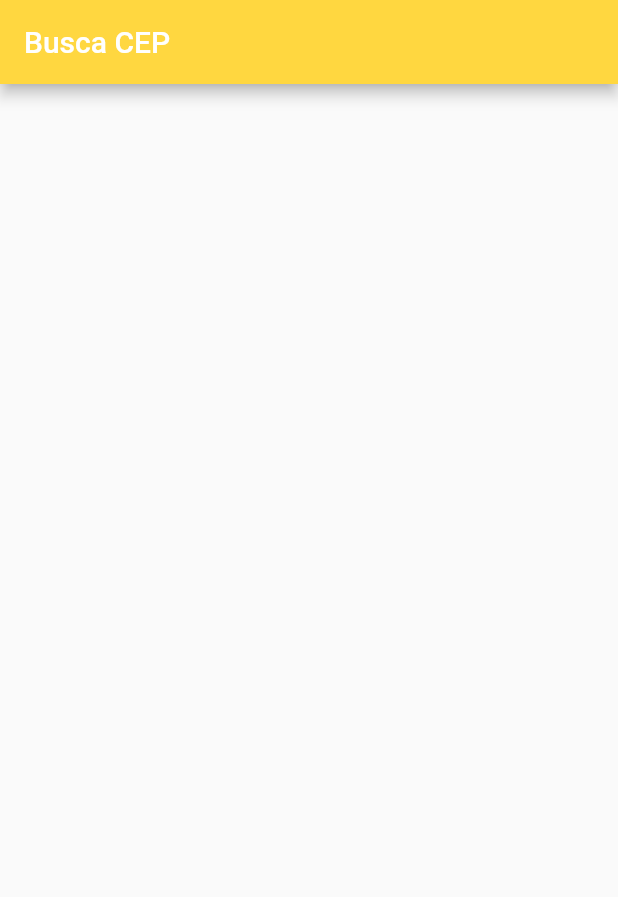
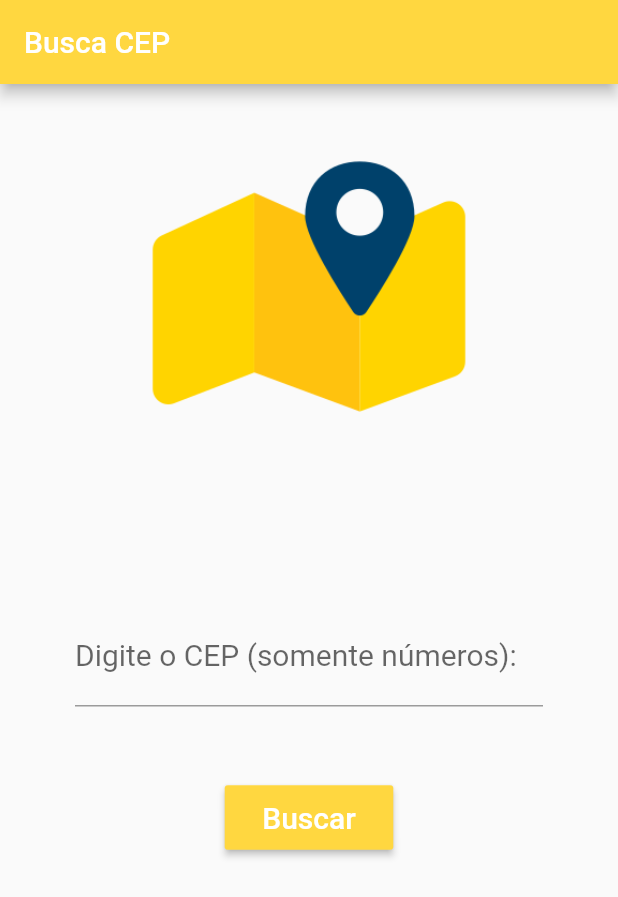
Before and after one commit to danielperesjr/busca-cep-flutter, a Flutter app: the screen it shows after launch, on a phone screen of 412 x 824 dp. Shown: the top 897 px of the screen. Run offline on Flutter 3.47's test engine with Material 2 defaults, Android fonts, the phone set to English and light mode, and no system bars.

Commit message:
Interface do App finalizada.

```diff
--- a/lib/Home.dart
+++ b/lib/Home.dart
@@ -8,6 +8,9 @@ class Home extends StatefulWidget {
 }
 
 class _HomeState extends State<Home> {
+
+  String _resultado = "";
+
   @override
   Widget build(BuildContext context) {
     return Scaffold(
@@ -16,7 +19,56 @@ class _HomeState extends State<Home> {
         title: Text("Busca CEP")
       ),
       body: Container(
-
+        child: SingleChildScrollView(
+          child: Column(
+            // mainAxisAlignment: MainAxisAlignment.center,
+            crossAxisAlignment: CrossAxisAlignment.center,
+            children: [
+              Padding(
+                padding: EdgeInsets.only(top: 10, bottom: 10),
+                child: Image.asset(
+                  "images/logo.png",
+                  height: 250,
+                  width: 250,
+                ),
+              ),
+              Padding(
+                padding: EdgeInsets.only(bottom: 50),
+                child: Text(
+                  _resultado,
+                  style: TextStyle(
+                      fontSize: 25,
+                      fontWeight: FontWeight.bold
+                  ),
+                ),
+              ),
+              Padding(
+                padding: EdgeInsets.only(left: 50, right: 50, bottom: 50),
+                child: TextField(
+                  keyboardType: TextInputType.number,
+                  decoration: InputDecoration(
+                    labelText: "Digite o CEP (somente números):"
+                  ),
+                  style: TextStyle(
+                      fontSize: 20
+                  ),
+                ),
+              ),
+              MaterialButton(
+                  color: Colors.amberAccent,
+                  textColor: Colors.white,
+                  padding: EdgeInsets.fromLTRB(25, 10, 25, 10),
+                  child: Text(
+                    "Buscar",
+                    style: TextStyle(
+                        fontSize: 20
+                    ),
+                  ),
+                  onPressed: (){}
+              ),
+            ],
+          ),
+        ),
       ),
     );
   }
```
